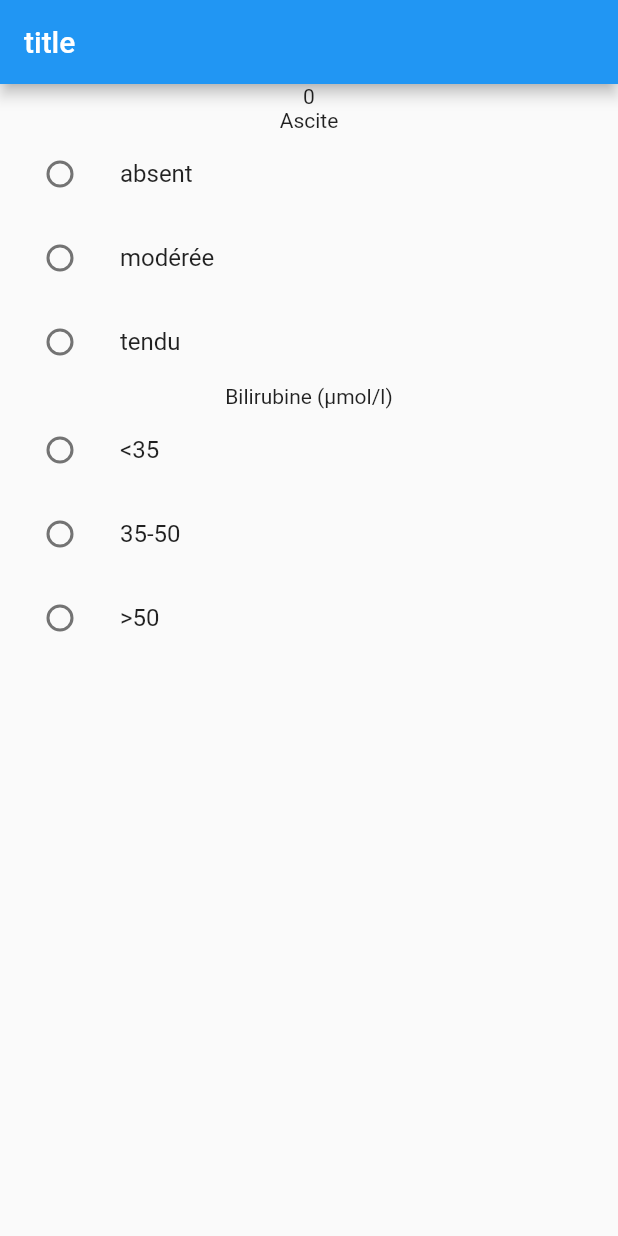
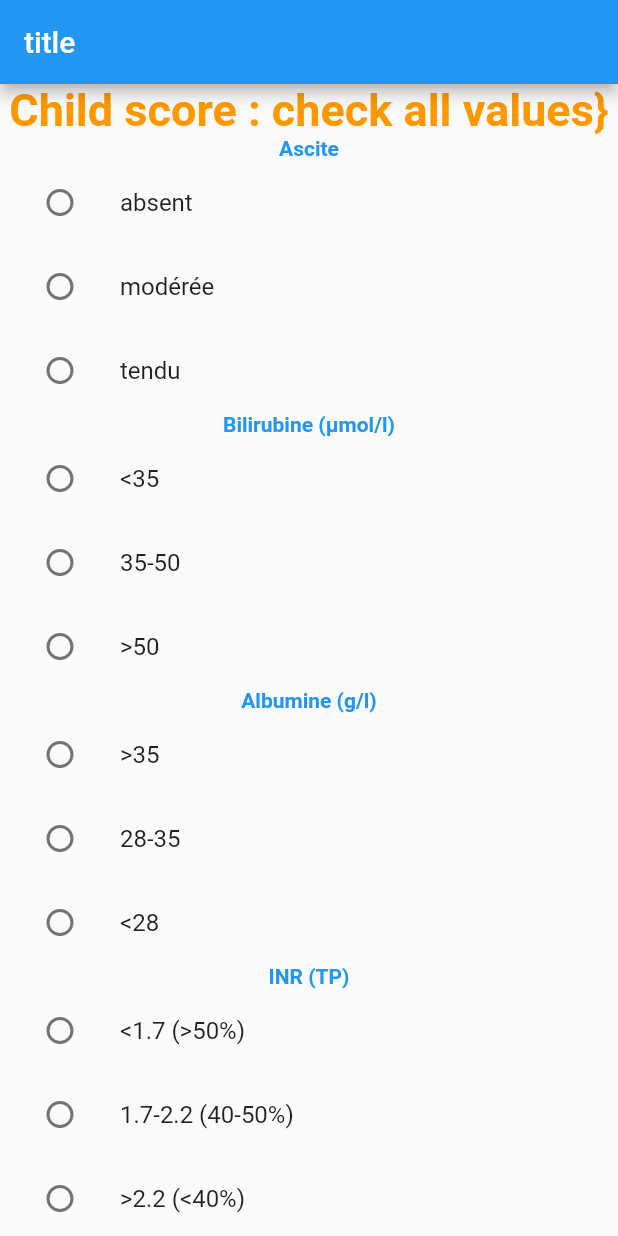
Before and after one commit to IPreferWater/gaby, a Flutter app: the screen it shows after launch, on a phone screen of 412 x 824 dp. Run offline on Flutter 3.47's test engine with Material 2 defaults, Android fonts, the phone set to English and light mode, and no system bars.

Commit message:
feat(init): make child_score widget

```diff
--- a/lib/child_score.dart
+++ b/lib/child_score.dart
@@ -22,9 +22,22 @@ class ChildScore extends StatefulWidget {
 class _ChildScoreState extends State<ChildScore> {
   int _ascite = 0;
   int _bilirubine = 0;
+  int _albumine = 0;
+  int _inr_tp = 0;
+  int _encephalopathie = 0;
 
   int calculateScore() {
-    return _ascite + _bilirubine;
+    return _ascite + _bilirubine + _albumine + _inr_tp + _encephalopathie;
+  }
+
+  bool isAllValuesSet() {
+    print(
+        "$_ascite + $_bilirubine + $_albumine + $_inr_tp + $_encephalopathie");
+    return _ascite != 0 &&
+        _bilirubine != 0 &&
+        _albumine != 0 &&
+        _inr_tp != 0 &&
+        _encephalopathie != 0;
   }
 
   @override
@@ -55,18 +68,73 @@ class _ChildScoreState extends State<ChildScore> {
             _bilirubine = value;
           });
         },
+      ),
+      TodoName(
+        title: "Albumine (g/l)",
+        rowTabOpts: [
+          RowTabOpts(title: ">35", value: 1),
+          RowTabOpts(title: "28-35", value: 2),
+          RowTabOpts(title: "<28", value: 3)
+        ],
+        onValueChanged: (int value) {
+          setState(() {
+            _albumine = value;
+          });
+        },
+      ),
+      TodoName(
+        title: "INR (TP)",
+        rowTabOpts: [
+          RowTabOpts(title: "<1.7 (>50%)", value: 1),
+          RowTabOpts(title: "1.7-2.2 (40-50%)", value: 2),
+          RowTabOpts(title: ">2.2 (<40%)", value: 3)
+        ],
+        onValueChanged: (int value) {
+          setState(() {
+            _inr_tp = value;
+          });
+        },
+      ),
+      TodoName(
+        title: "Encéphalopathie",
+        rowTabOpts: [
+          RowTabOpts(title: "Absente", value: 1),
+          RowTabOpts(title: "Légère à modérée (stade 1-2)", value: 2),
+          RowTabOpts(title: "Sévère (stade 3-4)", value: 3)
+        ],
+        onValueChanged: (int value) {
+          setState(() {
+            _encephalopathie = value;
+          });
+        },
       )
     ];
 
-    print(todoNames);
     return Column(
       children: [
-        Text('${calculateScore()}'),
-        for (var todoName in todoNames)
-          RowTab(
-              title: todoName.title,
-              options: todoName.rowTabOpts,
-              onValueChanged: todoName.onValueChanged)
+        // if are values are set, show the score
+        isAllValuesSet() == true
+            ? Text('Child score : ${calculateScore()}',
+                style: TextStyle(
+                    fontWeight: FontWeight.bold,
+                    color: Colors.blue,
+                    fontSize: 50))
+            //if some values are missing, display warning message
+            : Text('Child score : check all values}',
+                style: TextStyle(
+                    fontWeight: FontWeight.bold,
+                    color: Colors.orange,
+                    fontSize: 30)),
+        Expanded(
+          child: ListView.builder(
+              itemCount: todoNames.length,
+              itemBuilder: (BuildContext context, int index) {
+                return RowTab(
+                    title: todoNames[index].title,
+                    options: todoNames[index].rowTabOpts,
+                    onValueChanged: todoNames[index].onValueChanged);
+              }),
+        )
       ],
     );
   }
--- a/lib/row_tab.dart
+++ b/lib/row_tab.dart
@@ -23,14 +23,18 @@ class RowTab extends StatefulWidget {
 }
 
 class _RowTabState extends State<RowTab> {
-
   int _valueToReturn = 0;
 
   @override
   Widget build(BuildContext context) {
     return Column(
       children: [
-        Text(widget.title),
+        Text(widget.title,
+            style: TextStyle(
+              fontWeight: FontWeight.bold,
+              color: Colors.blue,
+            )
+            ),
         for (var opts in widget.options)
           ListTile(
               title: Text(opts.title),
```
